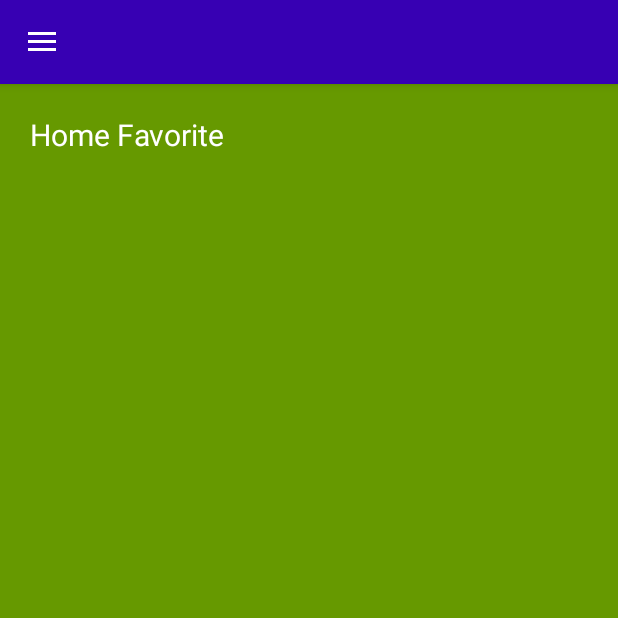
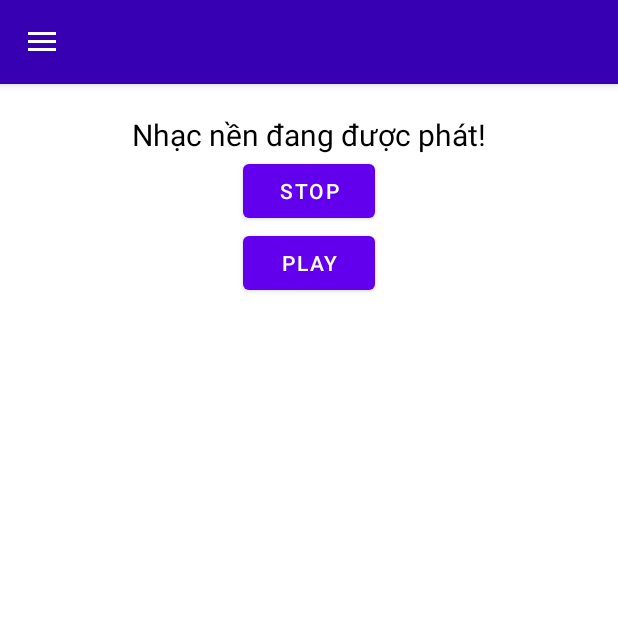
Before and after one commit to nc-minh/LTDD---AAS7132021.012, an Android app: the screen it shows after launch once a user with an empty profile is signed in (MainActivity), in the side drawer, after a tap on "Favorite", on a phone screen of 412 x 824 dp, the top half of it. Run offline under Robolectric (Android 15) with nearby library versions, the phone set to English and light mode, and no system bars; our stand-ins replace Firebase (no records; nobody signed in at launch, a user with empty details on screens opened directly); libraries missing offline, so code that uses them is left out: com.sa90.materialarcmenu; 1 statement that could not run was skipped.

Commit message:
:sparkles: add background-music, sorting data

```diff
--- a/app/src/main/java/com/ncm/btl_android/fragment/FavoriteFragment.java
+++ b/app/src/main/java/com/ncm/btl_android/fragment/FavoriteFragment.java
@@ -1,9 +1,11 @@
 package com.ncm.btl_android.fragment;
 
+import android.media.MediaPlayer;
 import android.os.Bundle;
 import android.view.LayoutInflater;
 import android.view.View;
 import android.view.ViewGroup;
+import android.widget.Button;
 
 import androidx.annotation.NonNull;
 import androidx.annotation.Nullable;
@@ -12,9 +14,44 @@ import androidx.fragment.app.Fragment;
 import com.ncm.btl_android.R;
 
 public class FavoriteFragment extends Fragment {
+    private View mView;
+
+    MediaPlayer player;
+    Button stop, play;
+
+
     @Nullable
     @Override
     public View onCreateView(@NonNull LayoutInflater inflater, @Nullable ViewGroup container, @Nullable Bundle savedInstanceState) {
-        return inflater.inflate(R.layout.fragment_favorite,container, false);
+        mView = inflater.inflate(R.layout.fragment_favorite,container, false);
+
+
+
+
+
+
+        player = MediaPlayer.create(getActivity(), R.raw.bai1);
+        stop = mView.findViewById(R.id.stop);
+        play = mView.findViewById(R.id.play);
+
+        //player.start();
+
+
+        stop.setOnClickListener(v -> {
+            player.stop();
+        });
+
+        play.setOnClickListener(v -> {
+            player.start();
+        });
+
+
+
+
+
+
+
+
+        return mView;
     }
 }
--- a/app/src/main/java/com/ncm/btl_android/fragment/HomeFragment.java
+++ b/app/src/main/java/com/ncm/btl_android/fragment/HomeFragment.java
@@ -41,7 +41,7 @@ import com.sa90.materialarcmenu.ArcMenu;
 import java.util.ArrayList;
 import java.util.List;
 
-
+//tạo nhạc nền - sắp xếp lại cái add sau lên đầu (dòng 308)
 public class HomeFragment extends Fragment {
 
     private View mView;
@@ -305,7 +305,8 @@ public class HomeFragment extends Fragment {
             public void onChildAdded(@NonNull DataSnapshot snapshot, @Nullable String previousChildName) {
                 Data user = snapshot.getValue(Data.class);
                 if(user != null){
-                    mListData.add(user);
+                    //muốn add cái sau lên đầu thì cần cho số 0 vào có nghĩa là cái nào add cuối sẽ add vào sau sẽ lên đầu
+                    mListData.add(0,user);
                     dataAdapter.notifyDataSetChanged();
                 }
 
--- a/app/src/main/res/layout/fragment_favorite.xml
+++ b/app/src/main/res/layout/fragment_favorite.xml
@@ -4,13 +4,27 @@
     android:layout_height="match_parent"
     android:orientation="vertical"
     android:padding="20dp"
-    android:background="@android:color/holo_green_dark">
+    android:background="@android:color/white">
 
     <TextView
         android:layout_width="wrap_content"
         android:layout_height="wrap_content"
-        android:text="Home Favorite"
-        android:textColor="@color/white"
-        android:textSize="20sp"/>
+        android:text="Nhạc nền đang được phát!"
+        android:textColor="@color/black"
+        android:textSize="20sp"
+        android:layout_gravity="center"/>
+
+    <Button
+        android:id="@+id/stop"
+        android:layout_width="wrap_content"
+        android:layout_height="wrap_content"
+        android:text="stop"
+        android:layout_gravity="center"/>
+    <Button
+        android:id="@+id/play"
+        android:layout_width="wrap_content"
+        android:layout_height="wrap_content"
+        android:text="play"
+        android:layout_gravity="center"/>
 
 </LinearLayout>
```
Also changed, not shown: 1 other file.
